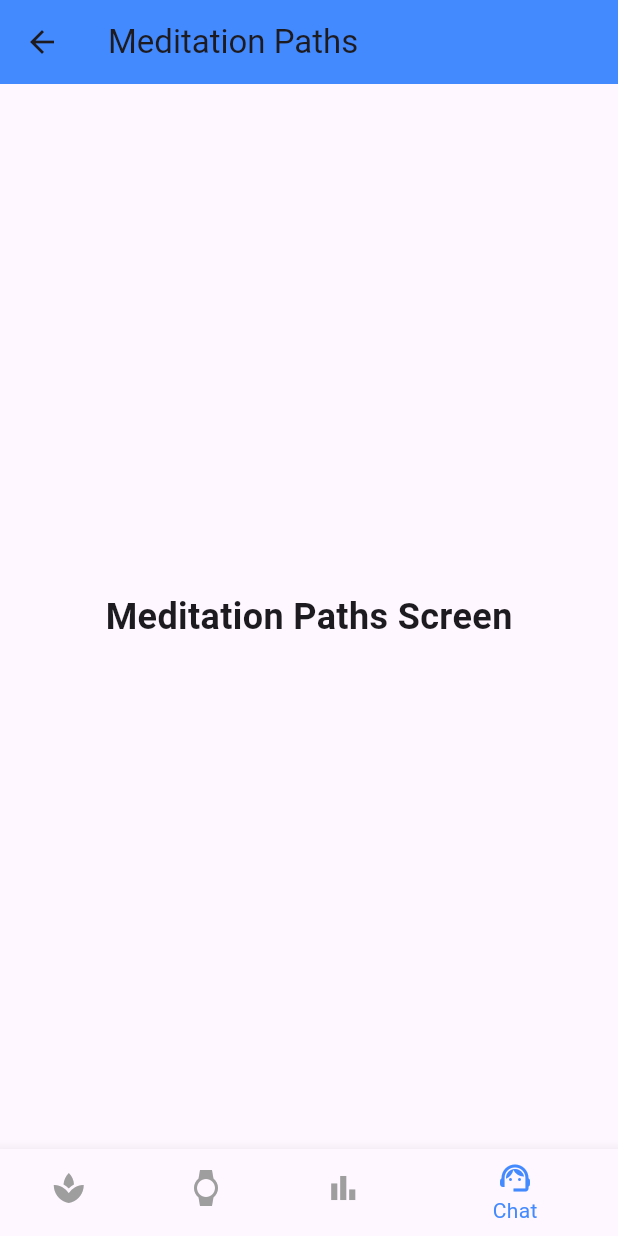
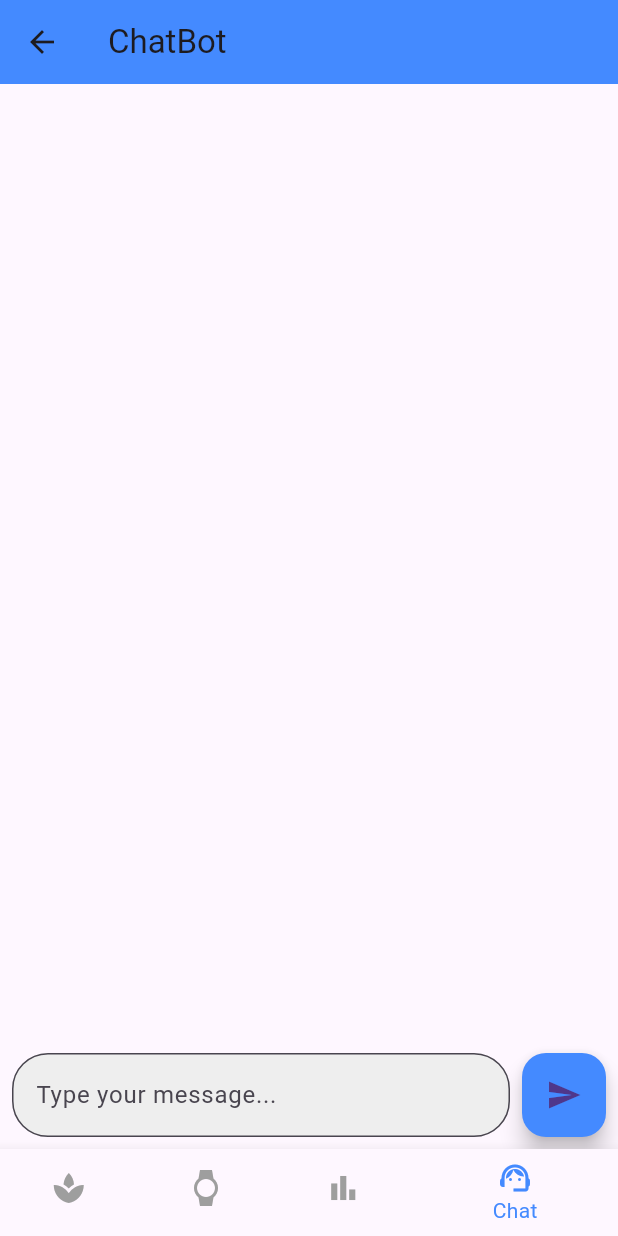
Before and after one commit to Ajay-2022-Soft-Tech/mental_health, a Flutter app: the HomeScreen screen opened by its route, item 4 of the bottom bar chosen, on a phone screen of 412 x 824 dp. Run offline on Flutter 3.47's test engine with Material 3 defaults, Android fonts, the phone set to English and light mode, and no system bars.

Commit message:
Everything done

```diff
--- a/lib/main.dart
+++ b/lib/main.dart
@@ -46,7 +46,7 @@ class SelfCareApp extends StatelessWidget {
         ),
         initialRoute: '/',
         routes: {
-          '/': (context) => SignInScreen(),
+          '/': (context) => HomeScreen(),
           '/home': (context) => HomeScreen(),
           '/question': (context) => HackathonQuestionnaireScreen(),
           '/break': (context) => BreakReminderScreen(),
--- a/lib/views/HomeScreen.dart
+++ b/lib/views/HomeScreen.dart
@@ -1,5 +1,8 @@
 import 'package:flutter/material.dart';
 import 'package:mental_health/views/smart_watch_screen.dart';
+import 'dart:convert';
+import 'package:flutter/material.dart';
+import 'package:http/http.dart' as http;
 
 // Main Entry Point
 void main() {
@@ -31,7 +34,7 @@ class _HomeScreenState extends State<HomeScreen> {
     HomeScreenContent(),
     SmartwatchScreen(),
     ProgressScreen(ratings: {}),
-    MeditationPathsScreen(),
+    ChatBotScreen(),
   ];
 
   @override
@@ -320,19 +323,171 @@ class ProgressScreen extends StatelessWidget {
 }
 
 // Meditation Paths Screen
-class MeditationPathsScreen extends StatelessWidget {
+
+class ChatBotScreen extends StatefulWidget {
+  @override
+  _ChatBotScreenState createState() => _ChatBotScreenState();
+}
+
+class _ChatBotScreenState extends State<ChatBotScreen> {
+  final List<Map<String, String>> _messages = [];
+  final TextEditingController _messageController = TextEditingController();
+  bool _isTyping = false;
+
+  final String _apiKey = "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"; // Replace with your OpenAI API Key
+
+  // Function to send a message
+  void _sendMessage() async {
+    if (_messageController.text.trim().isNotEmpty) {
+      final userMessage = _messageController.text.trim();
+
+      setState(() {
+        _messages.add({
+          'sender': 'user',
+          'message': userMessage,
+        });
+        _isTyping = true;
+      });
+
+      _messageController.clear();
+
+      // Call OpenAI API to get the chatbot's response
+      final botResponse = await _getBotResponse(userMessage);
+
+      setState(() {
+        _messages.add({
+          'sender': 'bot',
+          'message': botResponse,
+        });
+        _isTyping = false;
+      });
+    }
+  }
+
+  // Function to get bot response from OpenAI API
+  Future<String> _getBotResponse(String userMessage) async {
+    const String apiUrl = "https://api.openai.com/v1/chat/completions";
+
+    try {
+      final response = await http.post(
+        Uri.parse(apiUrl),
+        headers: {
+          "Content-Type": "application/json",
+          "Authorization": "Bearer $_apiKey",
+        },
+        body: jsonEncode({
+          "model": "gpt-3.5-turbo",
+          "messages": [
+            {"role": "system", "content": "You are a helpful assistant."},
+            {"role": "user", "content": userMessage},
+          ],
+          "max_tokens": 100,
+        }),
+      );
+
+      if (response.statusCode == 200) {
+        final data = jsonDecode(response.body);
+        return data['choices'][0]['message']['content'].trim();
+      } else {
+        return "Sorry, I couldn't process your request. Please try again later.";
+      }
+    } catch (e) {
+      return "An error occurred. Please check your internet connection.";
+    }
+  }
+
   @override
   Widget build(BuildContext context) {
     return Scaffold(
       appBar: AppBar(
-        title: Text("Meditation Paths"),
+        title: Text('ChatBot'),
         backgroundColor: Colors.blueAccent,
       ),
-      body: Center(
-        child: Text(
-          "Meditation Paths Screen",
-          style: TextStyle(fontSize: 24, fontWeight: FontWeight.bold),
-        ),
+      body: Column(
+        children: [
+          // Chat Messages
+          Expanded(
+            child: ListView.builder(
+              reverse: true,
+              padding: const EdgeInsets.all(8.0),
+              itemCount: _messages.length,
+              itemBuilder: (context, index) {
+                final message = _messages[_messages.length - index - 1];
+                final isUser = message['sender'] == 'user';
+
+                return Align(
+                  alignment: isUser ? Alignment.centerRight : Alignment.centerLeft,
+                  child: Container(
+                    margin: const EdgeInsets.symmetric(vertical: 4.0),
+                    padding: const EdgeInsets.symmetric(
+                      horizontal: 16.0,
+                      vertical: 10.0,
+                    ),
+                    decoration: BoxDecoration(
+                      color: isUser ? Colors.blueAccent : Colors.grey.shade200,
+                      borderRadius: BorderRadius.only(
+                        topLeft: Radius.circular(12),
+                        topRight: Radius.circular(12),
+                        bottomLeft: isUser ? Radius.circular(12) : Radius.zero,
+                        bottomRight: isUser ? Radius.zero : Radius.circular(12),
+                      ),
+                    ),
+                    child: Text(
+                      message['message']!,
+                      style: TextStyle(
+                        color: isUser ? Colors.white : Colors.black87,
+                      ),
+                    ),
+                  ),
+                );
+              },
+            ),
+          ),
+
+          if (_isTyping) ...[
+            Padding(
+              padding: const EdgeInsets.symmetric(horizontal: 16.0),
+              child: Row(
+                children: [
+                  CircularProgressIndicator(),
+                  SizedBox(width: 10),
+                  Text(
+                    "Assistant is typing...",
+                    style: TextStyle(color: Colors.grey),
+                  ),
+                ],
+              ),
+            ),
+          ],
+
+          // Message Input
+          Padding(
+            padding: const EdgeInsets.all(8.0),
+            child: Row(
+              children: [
+                Expanded(
+                  child: TextField(
+                    controller: _messageController,
+                    decoration: InputDecoration(
+                      hintText: 'Type your message...',
+                      border: OutlineInputBorder(
+                        borderRadius: BorderRadius.circular(24),
+                      ),
+                      filled: true,
+                      fillColor: Colors.grey.shade200,
+                    ),
+                  ),
+                ),
+                SizedBox(width: 8),
+                FloatingActionButton(
+                  onPressed: _sendMessage,
+                  backgroundColor: Colors.blueAccent,
+                  child: Icon(Icons.send),
+                ),
+              ],
+            ),
+          ),
+        ],
       ),
     );
   }
--- a/pubspec.yaml
+++ b/pubspec.yaml
@@ -35,7 +35,7 @@ dependencies:
   # Use with the CupertinoIcons class for iOS style icons.
   cupertino_icons: ^1.0.8
   provider: ^6.1.2
-  flutter_local_notifications: ^14.0.0
+  http: ^1.2.2
 
 
 dev_dependencies:
```
Also changed, not shown: pubspec.lock, 6 other files.
